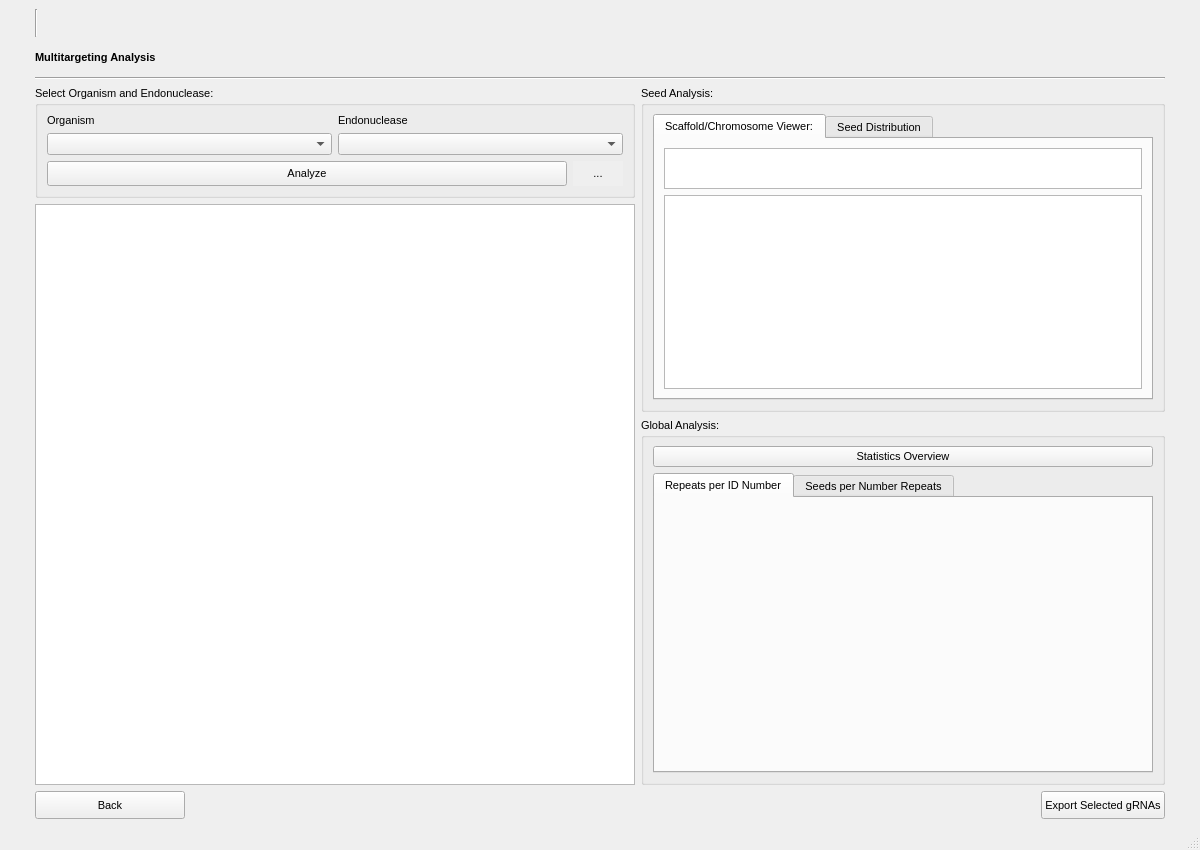
Old version of the form multitargetingwindow.ui in the repository TrinhLab/CASPERapp.
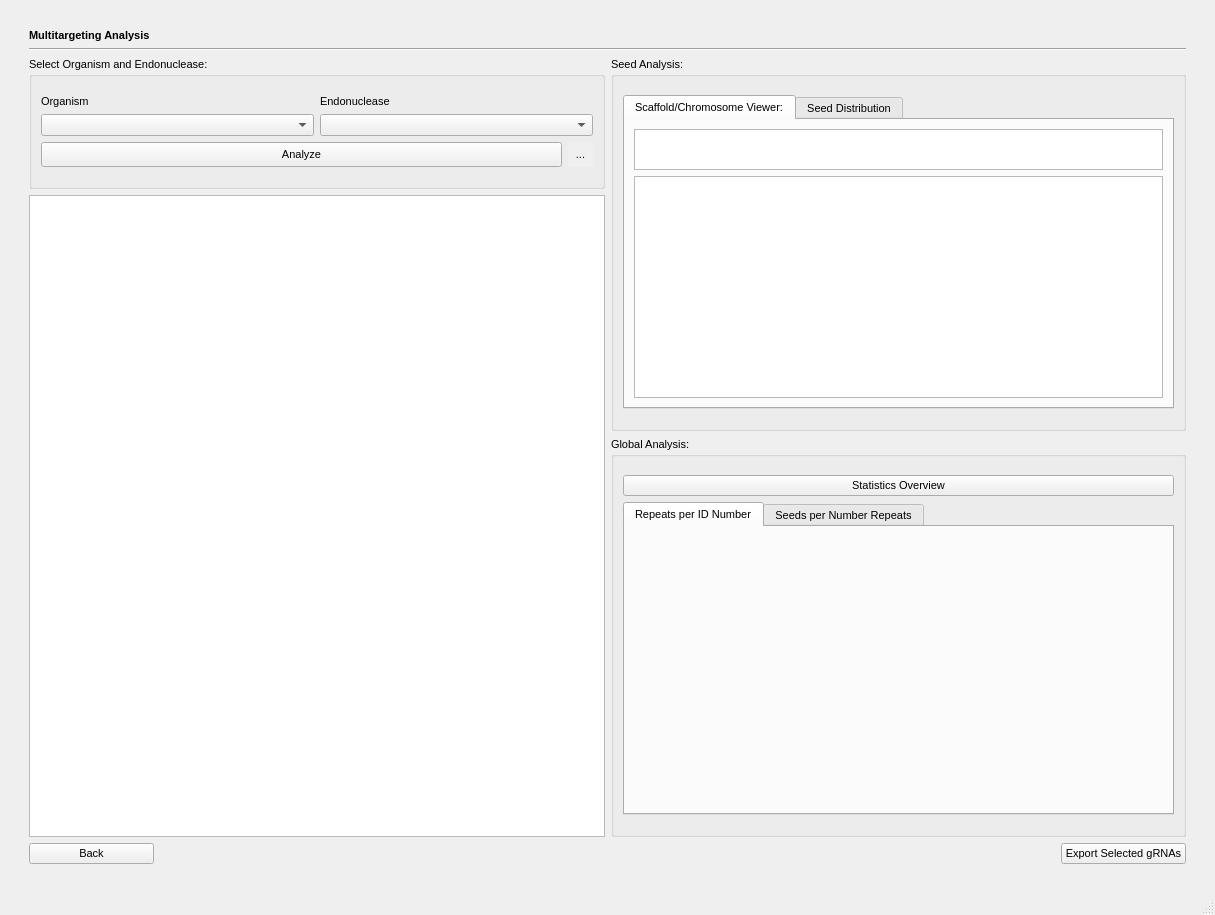
New version of the form. The open tabs and pages were chosen to show the change. Icons and pictures are not drawn.

What changed in the file:
```diff
--- a/multitargetingwindow.ui
+++ b/multitargetingwindow.ui
@@ -6,8 +6,8 @@
    <rect>
     <x>0</x>
     <y>0</y>
-    <width>1200</width>
-    <height>850</height>
+    <width>1215</width>
+    <height>915</height>
    </rect>
   </property>
   <property name="font">
@@ -31,55 +31,191 @@
     </font>
    </property>
    <layout class="QGridLayout" name="gridLayout">
-    <item row="13" column="2" alignment="Qt::AlignRight">
-     <widget class="QPushButton" name="export_button">
-      <property name="maximumSize">
-       <size>
-        <width>16777215</width>
-        <height>32</height>
-       </size>
+    <item row="4" column="1">
+     <widget class="QGroupBox" name="groupBox">
+      <property name="sizePolicy">
+       <sizepolicy hsizetype="Expanding" vsizetype="Fixed">
+        <horstretch>0</horstretch>
+        <verstretch>0</verstretch>
+       </sizepolicy>
       </property>
-      <property name="font">
-       <font>
-        <family>Arial</family>
-        <pointsize>8</pointsize>
-        <weight>50</weight>
-        <italic>false</italic>
-        <bold>false</bold>
-       </font>
-      </property>
-      <property name="text">
-       <string>Export Selected gRNAs</string>
-      </property>
-     </widget>
-    </item>
-    <item row="13" column="1">
-     <widget class="QPushButton" name="back_button">
-      <property name="maximumSize">
+      <property name="minimumSize">
        <size>
-        <width>150</width>
-        <height>32</height>
+        <width>0</width>
+        <height>0</height>
        </size>
       </property>
-      <property name="font">
-       <font>
-        <family>Arial</family>
-        <pointsize>8</pointsize>
-        <weight>50</weight>
-        <italic>false</italic>
-        <bold>false</bold>
-       </font>
+      <property name="toolTip">
+       <string>Please select an organism and endonuclease and click &quot;Analyze&quot; to populate the multitargeting window.</string>
       </property>
-      <property name="text">
-       <string>Back</string>
+      <property name="autoFillBackground">
+       <bool>true</bool>
       </property>
-     </widget>
-    </item>
-    <item row="0" column="1">
-     <widget class="Line" name="line_2">
-      <property name="orientation">
-       <enum>Qt::Vertical</enum>
+      <property name="title">
+       <string>Select Organism and Endonuclease:</string>
       </property>
+      <property name="flat">
+       <bool>false</bool>
+      </property>
+      <layout class="QGridLayout" name="gridLayout_2">
+       <item row="3" column="1">
+        <widget class="QComboBox" name="endo_drop">
+         <property name="sizePolicy">
+          <sizepolicy hsizetype="Preferred" vsizetype="Preferred">
+           <horstretch>0</horstretch>
+           <verstretch>0</verstretch>
+          </sizepolicy>
+         </property>
+        </widget>
+       </item>
+       <item row="1" column="1">
+        <widget class="QLabel" name="label_3">
+         <property name="font">
+          <font>
+           <family>Arial</family>
+           <pointsize>8</pointsize>
+           <weight>50</weight>
+           <italic>false</italic>
+           <bold>false</bold>
+          </font>
+         </property>
+         <property name="text">
+          <string>Endonuclease</string>
+         </property>
+        </widget>
+       </item>
+       <item row="1" column="0">
+        <widget class="QLabel" name="label_2">
+         <property name="font">
+          <font>
+           <family>Arial</family>
+           <pointsize>8</pointsize>
+           <weight>50</weight>
+           <italic>false</italic>
+           <bold>false</bold>
+          </font>
+         </property>
+         <property name="text">
+          <string>Organism</string>
+         </property>
+        </widget>
+       </item>
+       <item row="6" column="0" colspan="2">
+        <layout class="QHBoxLayout" name="horizontalLayout_2">
+         <item>
+          <widget class="QPushButton" name="Analyze_Button">
+           <property name="sizePolicy">
+            <sizepolicy hsizetype="Preferred" vsizetype="Preferred">
+             <horstretch>0</horstretch>
+             <verstretch>0</verstretch>
+            </sizepolicy>
+           </property>
+           <property name="maximumSize">
+            <size>
+             <width>16777215</width>
+             <height>16777215</height>
+            </size>
+           </property>
+           <property name="font">
+            <font>
+             <family>Arial</family>
+             <pointsize>8</pointsize>
+             <weight>50</weight>
+             <italic>false</italic>
+             <bold>false</bold>
+            </font>
+           </property>
+           <property name="text">
+            <string>Analyze</string>
+           </property>
+          </widget>
+         </item>
+         <item>
+          <widget class="QToolButton" name="sql_query_settings">
+           <property name="sizePolicy">
+            <sizepolicy hsizetype="Fixed" vsizetype="Preferred">
+             <horstretch>0</horstretch>
+             <verstretch>0</verstretch>
+            </sizepolicy>
+           </property>
+           <property name="minimumSize">
+            <size>
+             <width>25</width>
+             <height>25</height>
+            </size>
+           </property>
+           <property name="maximumSize">
+            <size>
+             <width>16777215</width>
+             <height>16777215</height>
+            </size>
+           </property>
+           <property name="autoFillBackground">
+            <bool>true</bool>
+           </property>
+           <property name="text">
+            <string>...</string>
+           </property>
+           <property name="icon">
+            <iconset>
+             <normaloff>settings_icon.png</normaloff>settings_icon.png</iconset>
+           </property>
+           <property name="iconSize">
+            <size>
+             <width>30</width>
+             <height>24</height>
+            </size>
+           </property>
+           <property name="autoRaise">
+            <bool>true</bool>
+           </property>
+          </widget>
+         </item>
+        </layout>
+       </item>
+       <item row="3" column="0">
+        <widget class="QComboBox" name="organism_drop">
+         <property name="sizePolicy">
+          <sizepolicy hsizetype="Preferred" vsizetype="Preferred">
+           <horstretch>0</horstretch>
+           <verstretch>0</verstretch>
+          </sizepolicy>
+         </property>
+        </widget>
+       </item>
+       <item row="0" column="0" colspan="2">
+        <spacer name="verticalSpacer_3">
+         <property name="orientation">
+          <enum>Qt::Vertical</enum>
+         </property>
+         <property name="sizeType">
+          <enum>QSizePolicy::Fixed</enum>
+         </property>
+         <property name="sizeHint" stdset="0">
+          <size>
+           <width>10</width>
+           <height>10</height>
+          </size>
+         </property>
+        </spacer>
+       </item>
+       <item row="7" column="0" colspan="2">
+        <spacer name="verticalSpacer_4">
+         <property name="orientation">
+          <enum>Qt::Vertical</enum>
+         </property>
+         <property name="sizeType">
+          <enum>QSizePolicy::Fixed</enum>
+         </property>
+         <property name="sizeHint" stdset="0">
+          <size>
+           <width>10</width>
+           <height>10</height>
+          </size>
+         </property>
+        </spacer>
+       </item>
+      </layout>
      </widget>
     </item>
     <item row="3" column="1" colspan="2">
@@ -89,30 +225,17 @@
       </property>
      </widget>
     </item>
-    <item row="4" column="3">
-     <widget class="QLabel" name="label_6">
-      <property name="minimumSize">
-       <size>
-        <width>20</width>
-        <height>0</height>
-       </size>
-      </property>
-      <property name="text">
-       <string/>
-      </property>
-     </widget>
-    </item>
     <item row="5" column="1">
      <widget class="QTableWidget" name="table">
       <property name="sizePolicy">
-       <sizepolicy hsizetype="Preferred" vsizetype="Preferred">
+       <sizepolicy hsizetype="Expanding" vsizetype="Preferred">
         <horstretch>0</horstretch>
         <verstretch>0</verstretch>
        </sizepolicy>
       </property>
       <property name="minimumSize">
        <size>
-        <width>600</width>
+        <width>0</width>
         <height>0</height>
        </size>
       </property>
@@ -130,19 +253,135 @@
       </property>
      </widget>
     </item>
-    <item row="4" column="0">
-     <widget class="QLabel" name="label_7">
-      <property name="minimumSize">
+    <item row="0" column="1" colspan="2">
+     <spacer name="verticalSpacer">
+      <property name="orientation">
+       <enum>Qt::Vertical</enum>
+      </property>
+      <property name="sizeType">
+       <enum>QSizePolicy::Fixed</enum>
+      </property>
+      <property name="sizeHint" stdset="0">
        <size>
         <width>20</width>
+        <height>20</height>
+       </size>
+      </property>
+     </spacer>
+    </item>
+    <item row="4" column="0" rowspan="2">
+     <spacer name="horizontalSpacer">
+      <property name="orientation">
+       <enum>Qt::Horizontal</enum>
+      </property>
+      <property name="sizeType">
+       <enum>QSizePolicy::Fixed</enum>
+      </property>
+      <property name="sizeHint" stdset="0">
+       <size>
+        <width>20</width>
+        <height>20</height>
+       </size>
+      </property>
+     </spacer>
+    </item>
+    <item row="13" column="2" alignment="Qt::AlignRight">
+     <widget class="QPushButton" name="export_button">
+      <property name="minimumSize">
+       <size>
+        <width>125</width>
         <height>0</height>
        </size>
       </property>
+      <property name="maximumSize">
+       <size>
+        <width>16777215</width>
+        <height>16777215</height>
+       </size>
+      </property>
+      <property name="font">
+       <font>
+        <family>Arial</family>
+        <pointsize>8</pointsize>
+        <weight>50</weight>
+        <italic>false</italic>
+        <bold>false</bold>
+       </font>
+      </property>
       <property name="text">
-       <string/>
+       <string>Export Selected gRNAs</string>
       </property>
      </widget>
     </item>
+    <item row="13" column="1" alignment="Qt::AlignLeft">
+     <widget class="QPushButton" name="back_button">
+      <property name="minimumSize">
+       <size>
+        <width>125</width>
+        <height>0</height>
+       </size>
+      </property>
+      <property name="maximumSize">
+       <size>
+        <width>16777215</width>
+        <height>16777215</height>
+       </size>
+      </property>
+      <property name="font">
+       <font>
+        <family>Arial</family>
+        <pointsize>8</pointsize>
+        <weight>50</weight>
+        <italic>false</italic>
+        <bold>false</bold>
+       </font>
+      </property>
+      <property name="text">
+       <string>Back</string>
+      </property>
+     </widget>
+    </item>
+    <item row="1" column="1" colspan="2">
+     <widget class="QLabel" name="title">
+      <property name="sizePolicy">
+       <sizepolicy hsizetype="Fixed" vsizetype="Fixed">
+        <horstretch>0</horstretch>
+        <verstretch>0</verstretch>
+       </sizepolicy>
+      </property>
+      <property name="font">
+       <font>
+        <family>Arial</family>
+        <pointsize>8</pointsize>
+        <weight>75</weight>
+        <italic>false</italic>
+        <bold>true</bold>
+       </font>
+      </property>
+      <property name="styleSheet">
+       <string notr="true"/>
+      </property>
+      <property name="text">
+       <string>Multitargeting Analysis</string>
+      </property>
+     </widget>
+    </item>
+    <item row="14" column="1" colspan="2">
+     <spacer name="verticalSpacer_2">
+      <property name="orientation">
+       <enum>Qt::Vertical</enum>
+      </property>
+      <property name="sizeType">
+       <enum>QSizePolicy::Fixed</enum>
+      </property>
+      <property name="sizeHint" stdset="0">
+       <size>
+        <width>20</width>
+        <height>20</height>
+       </size>
+      </property>
+     </spacer>
+    </item>
     <item row="4" column="2" rowspan="2">
      <layout class="QGridLayout" name="gridLayout_7">
       <item row="0" column="0">
@@ -155,8 +394,8 @@
         </property>
         <property name="minimumSize">
          <size>
-          <width>0</width>
-          <height>0</height>
+          <width>500</width>
+          <height>350</height>
          </size>
         </property>
         <property name="font">
@@ -193,7 +432,7 @@
             <string>&lt;html&gt;&lt;head/&gt;&lt;body&gt;&lt;p&gt;&lt;span style=&quot; font-weight:600;&quot;&gt;Tab 1&lt;/span&gt; shows the locations of the selected seed's repeats on each chromosome/scaffold/contig. Hovering over a repeat (&lt;span style=&quot; color:#fc0107;&quot;&gt;red line&lt;/span&gt;&lt;span style=&quot; color:#000000;&quot;&gt;) will show more detailed information for that particular repeat.&lt;/span&gt;&lt;/p&gt;&lt;p&gt;&lt;span style=&quot; font-weight:600;&quot;&gt;Tab 2&lt;/span&gt; shows the number of times the selected seed is repeated on each chromosome/scaffold/contig of the organism of interest.&lt;/p&gt;&lt;/body&gt;&lt;/html&gt;</string>
            </property>
            <property name="currentIndex">
-            <number>1</number>
+            <number>0</number>
            </property>
            <widget class="QWidget" name="tab_3">
             <attribute name="title">
@@ -247,6 +486,38 @@
            </widget>
           </widget>
          </item>
+         <item row="3" column="0">
+          <spacer name="verticalSpacer_7">
+           <property name="orientation">
+            <enum>Qt::Vertical</enum>
+           </property>
+           <property name="sizeType">
+            <enum>QSizePolicy::Fixed</enum>
+           </property>
+           <property name="sizeHint" stdset="0">
+            <size>
+             <width>10</width>
+             <height>10</height>
+            </size>
+           </property>
+          </spacer>
+         </item>
+         <item row="0" column="0">
+          <spacer name="verticalSpacer_8">
+           <property name="orientation">
+            <enum>Qt::Vertical</enum>
+           </property>
+           <property name="sizeType">
+            <enum>QSizePolicy::Fixed</enum>
+           </property>
+           <property name="sizeHint" stdset="0">
+            <size>
+             <width>10</width>
+             <height>10</height>
+            </size>
+           </property>
+          </spacer>
+         </item>
         </layout>
        </widget>
       </item>
@@ -260,8 +531,8 @@
         </property>
         <property name="minimumSize">
          <size>
-          <width>0</width>
-          <height>0</height>
+          <width>500</width>
+          <height>400</height>
          </size>
         </property>
         <property name="maximumSize">
@@ -280,32 +551,7 @@
          <property name="sizeConstraint">
           <enum>QLayout::SetDefaultConstraint</enum>
          </property>
-         <item row="0" column="0">
-          <widget class="QPushButton" name="statistics_overview">
-           <property name="maximumSize">
-            <size>
-             <width>16777215</width>
-             <height>32</height>
-            </size>
-           </property>
-           <property name="font">
-            <font>
-             <family>Arial</family>
-             <pointsize>8</pointsize>
-             <weight>50</weight>
-             <italic>false</italic>
-             <bold>false</bold>
-            </font>
-           </property>
-           <property name="toolTip">
-            <string>&lt;html&gt;&lt;head/&gt;&lt;body&gt;&lt;p&gt;Click to see genome-scale repeat statistics for the organism of interest.&lt;/p&gt;&lt;/body&gt;&lt;/html&gt;</string>
-           </property>
-           <property name="text">
-            <string>Statistics Overview</string>
-           </property>
-          </widget>
-         </item>
-         <item row="1" column="0">
+         <item row="2" column="0">
           <widget class="QTabWidget" name="tabWidget">
            <property name="sizePolicy">
             <sizepolicy hsizetype="Preferred" vsizetype="Preferred">
@@ -347,184 +593,83 @@
            </widget>
           </widget>
          </item>
+         <item row="1" column="0">
+          <widget class="QPushButton" name="statistics_overview">
+           <property name="maximumSize">
+            <size>
+             <width>16777215</width>
+             <height>16777215</height>
+            </size>
+           </property>
+           <property name="font">
+            <font>
+             <family>Arial</family>
+             <pointsize>8</pointsize>
+             <weight>50</weight>
+             <italic>false</italic>
+             <bold>false</bold>
+            </font>
+           </property>
+           <property name="toolTip">
+            <string>&lt;html&gt;&lt;head/&gt;&lt;body&gt;&lt;p&gt;Click to see genome-scale repeat statistics for the organism of interest.&lt;/p&gt;&lt;/body&gt;&lt;/html&gt;</string>
+           </property>
+           <property name="text">
+            <string>Statistics Overview</string>
+           </property>
+          </widget>
+         </item>
+         <item row="0" column="0">
+          <spacer name="verticalSpacer_5">
+           <property name="orientation">
+            <enum>Qt::Vertical</enum>
+           </property>
+           <property name="sizeType">
+            <enum>QSizePolicy::Fixed</enum>
+           </property>
+           <property name="sizeHint" stdset="0">
+            <size>
+             <width>10</width>
+             <height>10</height>
+            </size>
+           </property>
+          </spacer>
+         </item>
+         <item row="3" column="0">
+          <spacer name="verticalSpacer_6">
+           <property name="orientation">
+            <enum>Qt::Vertical</enum>
+           </property>
+           <property name="sizeType">
+            <enum>QSizePolicy::Fixed</enum>
+           </property>
+           <property name="sizeHint" stdset="0">
+            <size>
+             <width>10</width>
+             <height>10</height>
+            </size>
+           </property>
+          </spacer>
+         </item>
         </layout>
        </widget>
       </item>
      </layout>
     </item>
-    <item row="1" column="1">
-     <widget class="QLabel" name="label">
-      <property name="font">
-       <font>
-        <family>Arial</family>
-        <pointsize>8</pointsize>
-        <weight>75</weight>
-        <italic>false</italic>
-        <bold>true</bold>
-       </font>
+    <item row="4" column="3" rowspan="2">
+     <spacer name="horizontalSpacer_2">
+      <property name="orientation">
+       <enum>Qt::Horizontal</enum>
       </property>
-      <property name="styleSheet">
-       <string notr="true"/>
+      <property name="sizeType">
+       <enum>QSizePolicy::Fixed</enum>
       </property>
-      <property name="text">
-       <string>Multitargeting Analysis</string>
-      </property>
-     </widget>
-    </item>
-    <item row="4" column="1">
-     <widget class="QGroupBox" name="groupBox">
-      <property name="sizePolicy">
-       <sizepolicy hsizetype="Preferred" vsizetype="Fixed">
-        <horstretch>0</horstretch>
-        <verstretch>0</verstretch>
-       </sizepolicy>
-      </property>
-      <property name="minimumSize">
+      <property name="sizeHint" stdset="0">
        <size>
-        <width>0</width>
-        <height>0</height>
+        <width>20</width>
+        <height>20</height>
        </size>
       </property>
-      <property name="toolTip">
-       <string>Please select an organism and endonuclease and click &quot;Analyze&quot; to populate the multitargeting window.</string>
-      </property>
-      <property name="autoFillBackground">
-       <bool>true</bool>
-      </property>
-      <property name="title">
-       <string>Select Organism and Endonuclease:</string>
-      </property>
-      <property name="flat">
-       <bool>false</bool>
-      </property>
-      <layout class="QGridLayout" name="gridLayout_2">
-       <item row="2" column="1">
-        <widget class="QComboBox" name="endo_drop">
-         <property name="sizePolicy">
-          <sizepolicy hsizetype="Preferred" vsizetype="Preferred">
-           <horstretch>0</horstretch>
-           <verstretch>0</verstretch>
-          </sizepolicy>
-         </property>
-        </widget>
-       </item>
-       <item row="0" column="1">
-        <widget class="QLabel" name="label_3">
-         <property name="font">
-          <font>
-           <family>Arial</family>
-           <pointsize>8</pointsize>
-           <weight>50</weight>
-           <italic>false</italic>
-           <bold>false</bold>
-          </font>
-         </property>
-         <property name="text">
-          <string>Endonuclease</string>
-         </property>
-        </widget>
-       </item>
-       <item row="0" column="0">
-        <widget class="QLabel" name="label_2">
-         <property name="font">
-          <font>
-           <family>Arial</family>
-           <pointsize>8</pointsize>
-           <weight>50</weight>
-           <italic>false</italic>
-           <bold>false</bold>
-          </font>
-         </property>
-         <property name="text">
-          <string>Organism</string>
-         </property>
-        </widget>
-       </item>
-       <item row="2" column="0">
-        <widget class="QComboBox" name="organism_drop">
-         <property name="sizePolicy">
-          <sizepolicy hsizetype="Preferred" vsizetype="Preferred">
-           <horstretch>0</horstretch>
-           <verstretch>0</verstretch>
-          </sizepolicy>
-         </property>
-        </widget>
-       </item>
-       <item row="5" column="0" colspan="2">
-        <layout class="QHBoxLayout" name="horizontalLayout_2">
-         <item>
-          <widget class="QPushButton" name="Analyze_Button">
-           <property name="sizePolicy">
-            <sizepolicy hsizetype="Preferred" vsizetype="Preferred">
-             <horstretch>0</horstretch>
-             <verstretch>0</verstretch>
-            </sizepolicy>
-           </property>
-           <property name="maximumSize">
-            <size>
-             <width>16777215</width>
-             <height>16777215</height>
-            </size>
-           </property>
-           <property name="font">
-            <font>
-             <family>Arial</family>
-             <pointsize>8</pointsize>
-             <weight>50</weight>
-             <italic>false</italic>
-             <bold>false</bold>
-            </font>
-           </property>
-           <property name="text">
-            <string>Analyze</string>
-           </property>
-          </widget>
-         </item>
-         <item>
-          <widget class="QToolButton" name="sql_query_settings">
-           <property name="sizePolicy">
-            <sizepolicy hsizetype="Preferred" vsizetype="Preferred">
-             <horstretch>0</horstretch>
-             <verstretch>0</verstretch>
-            </sizepolicy>
-           </property>
-           <property name="minimumSize">
-            <size>
-             <width>25</width>
-             <height>25</height>
-            </size>
-           </property>
-           <property name="maximumSize">
-            <size>
-             <width>50</width>
-             <height>16777215</height>
-            </size>
-           </property>
-           <property name="autoFillBackground">
-            <bool>true</bool>
-           </property>
-           <property name="text">
-            <string>...</string>
-           </property>
-           <property name="icon">
-            <iconset>
-             <normaloff>settings_icon.png</normaloff>settings_icon.png</iconset>
-           </property>
-           <property name="iconSize">
-            <size>
-             <width>30</width>
-             <height>24</height>
-            </size>
-           </property>
-           <property name="autoRaise">
-            <bool>true</bool>
-           </property>
-          </widget>
-         </item>
-        </layout>
-       </item>
-      </layout>
-     </widget>
+     </spacer>
     </item>
    </layout>
   </widget>
```
